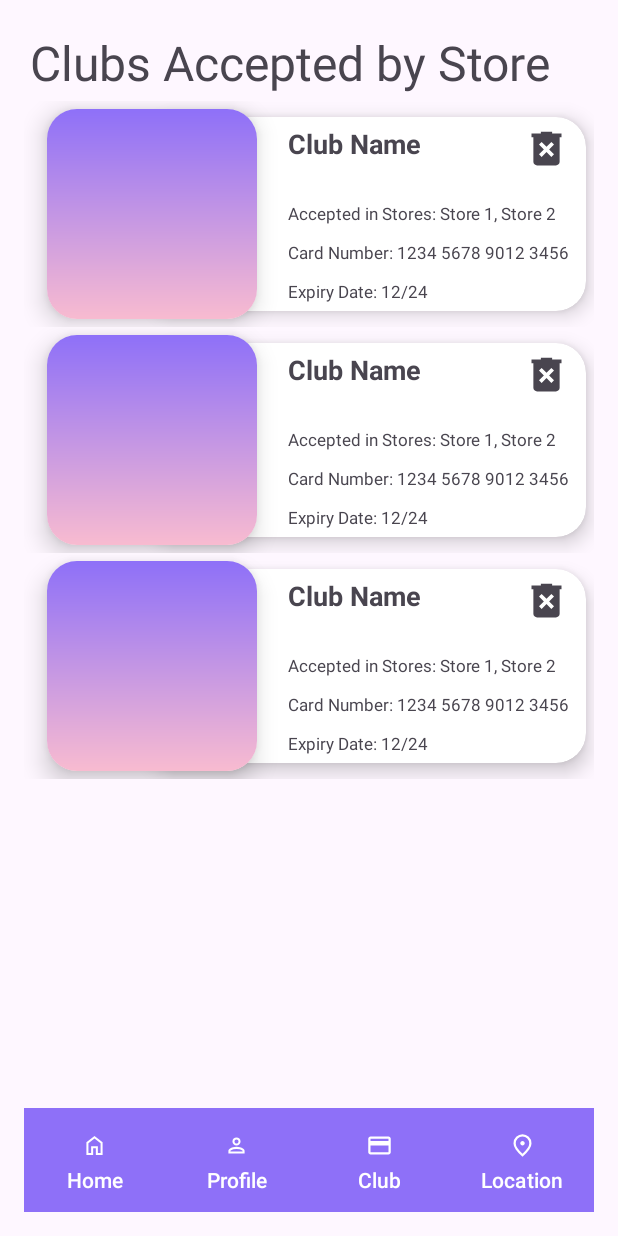
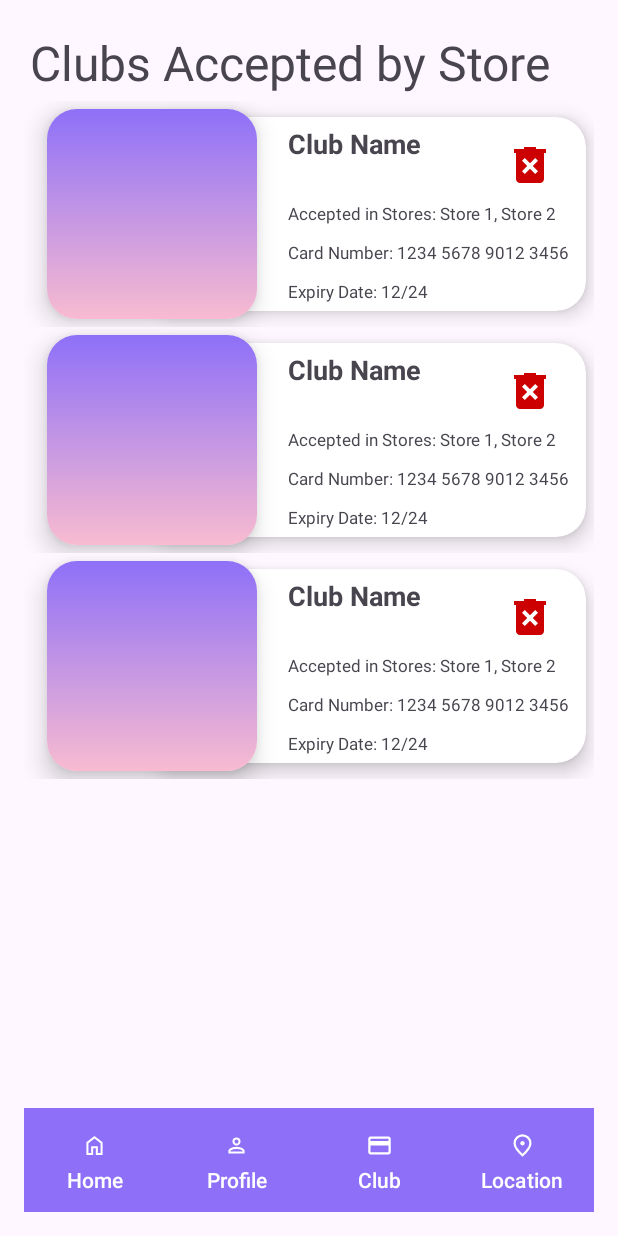
Before and after one commit to yahavLer/2024B_finalProject_YahavLer, an Android app: the layout clubs_accepted_by_store.xml on its own in the app's theme, with its tools: preview values and no code run, on a phone screen of 412 x 824 dp. Run offline under Robolectric (Android 15) with nearby library versions, the phone set to English and light mode, and no system bars.

Commit message:
13.8 21:35 remove work

```diff
--- a/app/src/main/java/com/example/a2024b_finalproject_yahavler/ActivityView/activity_club_accepted_by_store.java
+++ b/app/src/main/java/com/example/a2024b_finalproject_yahavler/ActivityView/activity_club_accepted_by_store.java
@@ -84,7 +84,7 @@ public class activity_club_accepted_by_store extends AppCompatActivity {
     private void initClubOfUser() {
         if (userClubsAdapter == null) {
             recyclerView.setLayoutManager(new LinearLayoutManager(this));
-            userClubsAdapter = new UserClubsAdapter(clubsMemUserByStore, this);
+            userClubsAdapter = new UserClubsAdapter(clubsMemUserByStore, this, curUserIdFire);
             recyclerView.setAdapter(userClubsAdapter);
         } else {
             userClubsAdapter.notifyDataSetChanged();
--- a/app/src/main/java/com/example/a2024b_finalproject_yahavler/ActivityView/activity_profile.java
+++ b/app/src/main/java/com/example/a2024b_finalproject_yahavler/ActivityView/activity_profile.java
@@ -117,7 +117,7 @@ public class activity_profile extends AppCompatActivity {
         if (userClubsAdapter == null) {
             Log.d("initClubOfUser", "clubMembershipsList: " + clubMembershipsList.toString());
             clubsRecyclerView.setLayoutManager(new LinearLayoutManager(this));
-            userClubsAdapter = new UserClubsAdapter(clubMembershipsList, this);
+            userClubsAdapter = new UserClubsAdapter(clubMembershipsList, this, curUserIdFire);
             clubsRecyclerView.setAdapter(userClubsAdapter);
         } else {
             userClubsAdapter.notifyDataSetChanged();
--- a/app/src/main/java/com/example/a2024b_finalproject_yahavler/Model/User.java
+++ b/app/src/main/java/com/example/a2024b_finalproject_yahavler/Model/User.java
@@ -93,4 +93,8 @@ public class User {
     public void addClubMembership(ClubMembership membership) {
         clubMemberships.put(membership.getClubId(), membership);
     }
+
+    public void removeClubMembership(String membershipId) {
+        this.clubMemberships.remove(membershipId);
+    }
 }
--- a/app/src/main/res/layout/club_details_item.xml
+++ b/app/src/main/res/layout/club_details_item.xml
@@ -65,14 +65,17 @@
                 tools:text="Club Name" />
             <com.google.android.material.imageview.ShapeableImageView
                 android:id="@+id/remove_club_IMG"
-                android:layout_width="@dimen/heart_dimens"
-                android:layout_height="@dimen/heart_dimens"
+                android:layout_width="48dp"
+                android:layout_height="48dp"
                 android:layout_alignParentTop="true"
                 android:layout_alignParentEnd="true"
-                android:layout_marginTop="@dimen/heart_margin"
-                android:layout_marginEnd="@dimen/heart_margin"
+                android:layout_marginTop="8dp"
+                android:layout_marginEnd="8dp"
                 android:scaleType="fitCenter"
-                app:srcCompat="@drawable/remove" />
+                app:srcCompat="@drawable/remove"
+                android:tint="@android:color/holo_red_dark"
+                android:background="?attr/selectableItemBackgroundBorderless"
+                android:padding="8dp" />
             <com.google.android.material.textview.MaterialTextView
                 android:id="@+id/TV_club_accepted_stores"
                 android:layout_width="wrap_content"
```
Also changed, not shown: app/src/main/java/com/example/a2024b_finalproject_yahavler/Adapter/UserClubsAdapter.java (+40 -3 lines).
